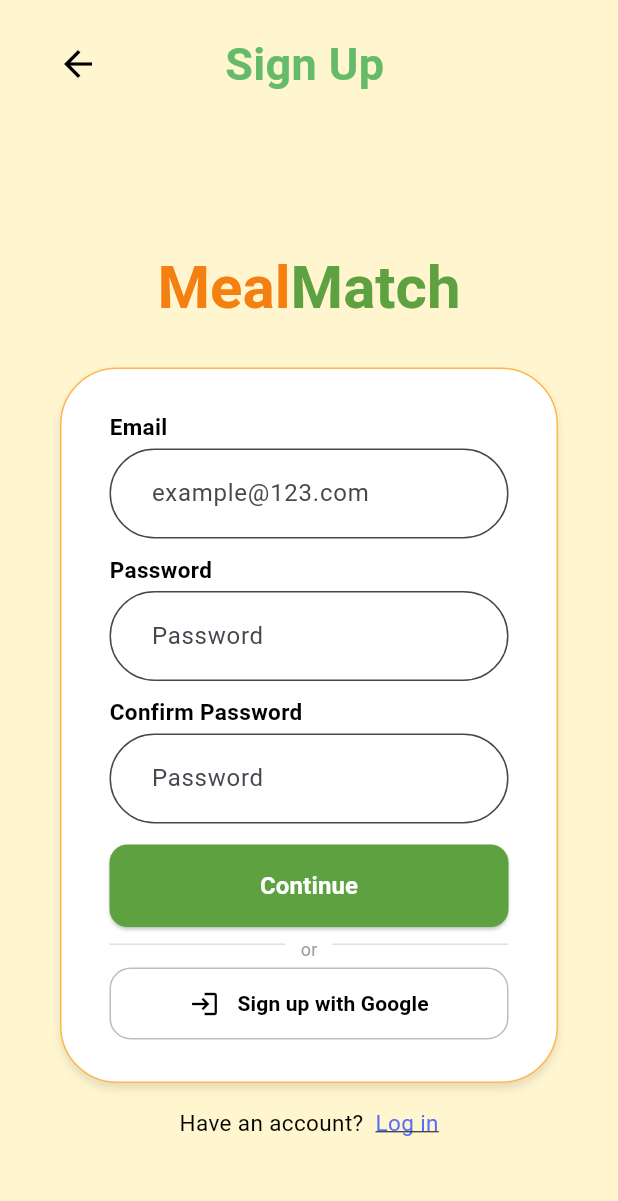
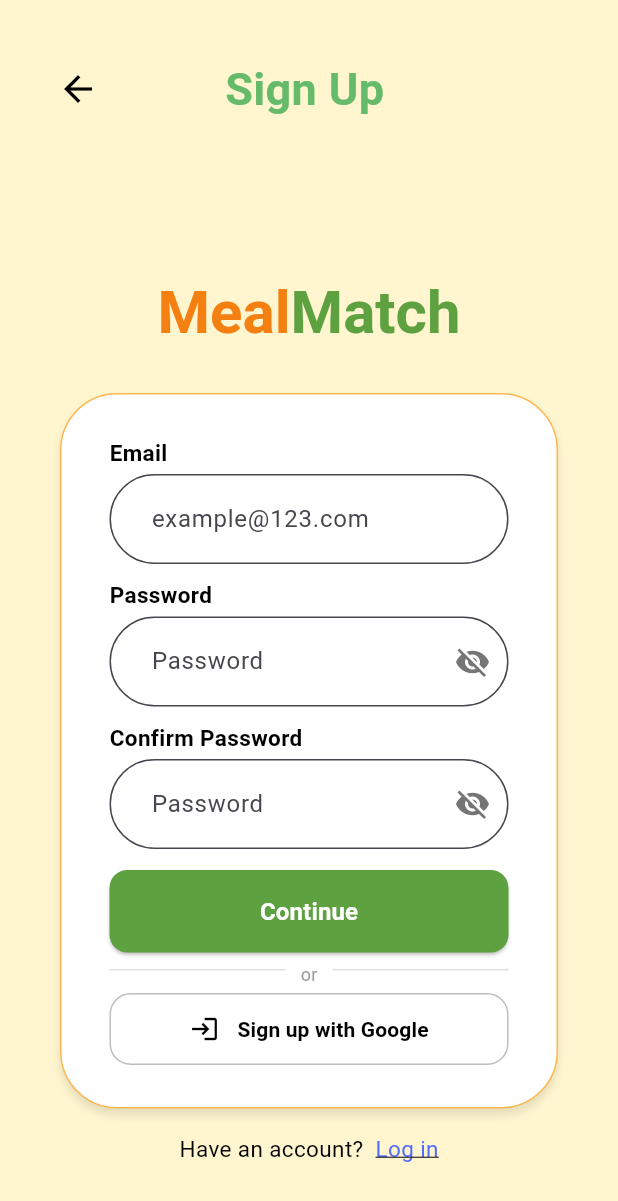
Before and after one commit to francineannealvarez/MealMatch-Group3, a Flutter app: the screen it shows after launch, after a tap on "Sign up", on a phone screen of 412 x 824 dp. Shown: the top 1201 px of the screen. Run offline on Flutter 3.47's test engine with Material 3 defaults, Android fonts, the phone set to English and light mode, and no system bars; our stand-ins replace cloud_firestore, firebase_auth, firebase_core, shared_preferences; accounts and stored records are empty; network calls fail.

```diff
--- a/mealmatch/lib/main.dart
+++ b/mealmatch/lib/main.dart
@@ -4,6 +4,7 @@ import 'screens/signup_screen.dart';
 import 'screens/getstarted_screen.dart';
 import 'screens/greet_screen.dart'; // WelcomeScreen
 import 'screens/login_screen.dart';
+import 'screens/homepage_screen.dart';
 
 void main() async {
   WidgetsFlutterBinding.ensureInitialized(); // ensures binding before async
@@ -27,7 +28,9 @@ class MyApp extends StatelessWidget {
         '/': (context) => WelcomeScreen(), // your first screen
         '/signup': (context) => SignUpScreen(), // sign-up screen
         '/login': (context) => const LoginScreen(),
-        '/preferences': (context) => GetStartedScreen(), // onboarding/preferences
+        '/preferences': (context) => GetStartedScreen(email: '', password: ''),
+        '/home': (context) => const HomePage(),
+
         // Add other screens here later (e.g., login)
       },
     );
--- a/mealmatch/lib/screens/signup_screen.dart
+++ b/mealmatch/lib/screens/signup_screen.dart
@@ -1,4 +1,5 @@
 import 'package:flutter/material.dart';
+import 'getstarted_screen.dart';
 
 class SignUpScreen extends StatefulWidget {
   const SignUpScreen({super.key});
@@ -11,8 +12,9 @@ class _SignUpScreenState extends State<SignUpScreen> {
   final GlobalKey<FormState> _formKey = GlobalKey<FormState>();
   final TextEditingController emailController = TextEditingController();
   final TextEditingController passwordController = TextEditingController();
-  final TextEditingController confirmPasswordController =
-      TextEditingController();
+  final TextEditingController confirmPasswordController = TextEditingController();
+  bool _isPasswordVisible = false;
+  bool _isConfirmPasswordVisible = false;
 
   // Navigate back to the previous screen
   void handleBack(BuildContext context) {
@@ -47,7 +49,7 @@ class _SignUpScreenState extends State<SignUpScreen> {
   Widget _buildAppBar(BuildContext context) {
     return Container(
       width: double.infinity,
-      padding: EdgeInsets.only(top: 21, right: 38, bottom: 4, left: 38),
+      padding: EdgeInsets.only(top: 38, right: 38, bottom: 4, left: 38),
       child: Row(
         children: [
           GestureDetector(
@@ -175,7 +177,7 @@ class _SignUpScreenState extends State<SignUpScreen> {
             SizedBox(height: 4),
             TextFormField(
               controller: passwordController,
-              obscureText: true,
+              obscureText: !_isPasswordVisible,
               validator: _validatePassword,
               decoration: InputDecoration(
                 hintText: "Password",
@@ -193,6 +195,19 @@ class _SignUpScreenState extends State<SignUpScreen> {
                   borderRadius: BorderRadius.circular(50),
                   borderSide: BorderSide(color: Color(0xFF5EA140), width: 2),
                 ),
+                suffixIcon: IconButton(
+                  icon: Icon(
+                    _isPasswordVisible
+                        ? Icons.visibility
+                        : Icons.visibility_off,
+                    color: Colors.grey.shade600,
+                  ),
+                  onPressed: () {
+                    setState(() {
+                      _isPasswordVisible = !_isPasswordVisible;
+                    });
+                  },
+                ),
               ),
             ),
             SizedBox(height: 10),
@@ -207,7 +222,7 @@ class _SignUpScreenState extends State<SignUpScreen> {
             SizedBox(height: 4),
             TextFormField(
               controller: confirmPasswordController,
-              obscureText: true,
+              obscureText: !_isConfirmPasswordVisible,
               validator: _validateConfirmPassword,
               decoration: InputDecoration(
                 hintText: "Password",
@@ -224,6 +239,19 @@ class _SignUpScreenState extends State<SignUpScreen> {
                 focusedBorder: OutlineInputBorder(
                   borderRadius: BorderRadius.circular(50),
                   borderSide: BorderSide(color: Color(0xFF5EA140), width: 2),
+                ),
+                suffixIcon: IconButton(
+                  icon: Icon(
+                    _isConfirmPasswordVisible
+                        ? Icons.visibility
+                        : Icons.visibility_off,
+                    color: Colors.grey.shade600,
+                  ),
+                  onPressed: () {
+                    setState(() {
+                      _isConfirmPasswordVisible = !_isConfirmPasswordVisible;
+                    });
+                  },
                 ),
               ),
             ),
@@ -383,20 +411,30 @@ class _SignUpScreenState extends State<SignUpScreen> {
 
   void _onCreateAccountPressed(BuildContext context) {
   if (_formKey.currentState?.validate() == true) {
+    final String email = emailController.text.trim();
+    final String password = passwordController.text.trim();
+
     ScaffoldMessenger.of(context).showSnackBar(
-        SnackBar(
-          content: Text('Please Enter your Informations!'),
+      const SnackBar(
+        content: Text('Please enter your information!'),
         backgroundColor: Color(0xFF5EA140),
       ),
     );
 
-      // Clear form fields
+    // 👉 Navigate to GetStartedScreen FIRST, before clearing
+    Navigator.of(context).pushReplacement(
+      MaterialPageRoute(
+        builder: (_) => GetStartedScreen(
+          email: email,
+          password: password,
+        ),
+      ),
+    );
+
+    // ✅ Now you can clear them safely after navigating
     emailController.clear();
     passwordController.clear();
     confirmPasswordController.clear();
-
-      // Navigate to preferences/onboarding flow
-      Navigator.of(context).pushReplacementNamed('/preferences');
   }
 }
 
--- a/mealmatch/lib/services/firebase_service.dart
+++ b/mealmatch/lib/services/firebase_service.dart
@@ -37,6 +37,7 @@ class FirebaseService {
         'weight': weight,
         'goalWeight': goalWeight,
         'email': email,
+        'password': password,
         'createdAt': FieldValue.serverTimestamp(),
       });
 
```
Also changed, not shown: mealmatch/lib/screens/getstarted_screen.dart (+101 -63 lines), mealmatch/lib/screens/homepage_screen.dart (+25 -0 lines), mealmatch/lib/screens/login_screen.dart (+100 -17 lines). Lines whose indentation alone changed are shown as unchanged.
